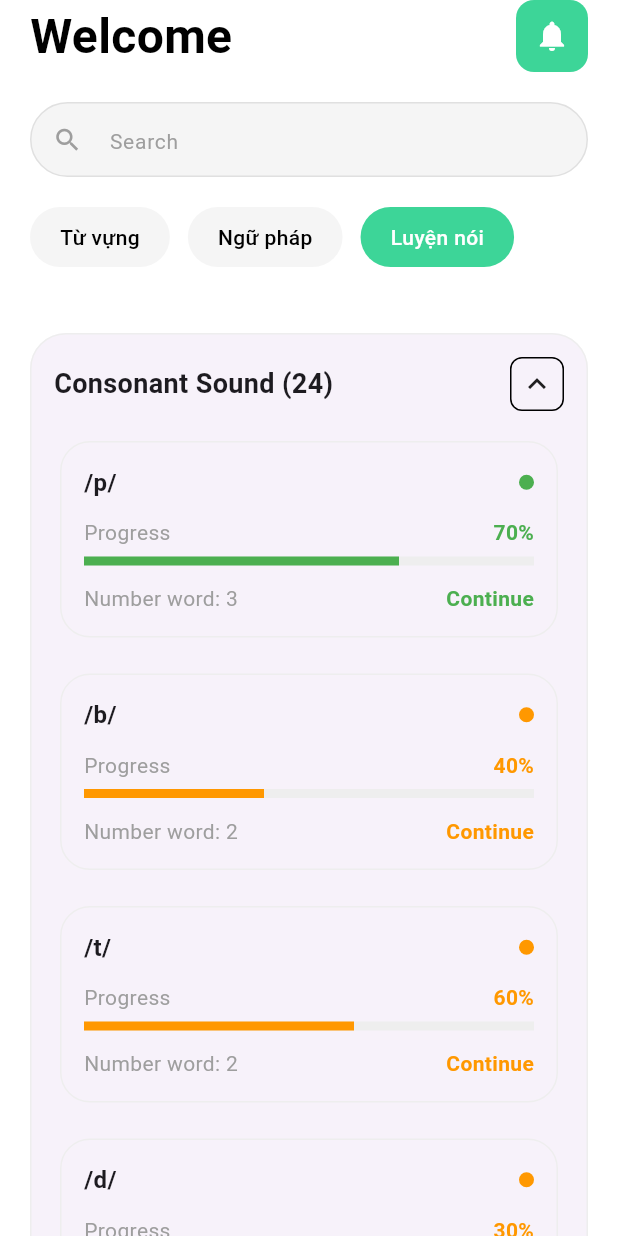
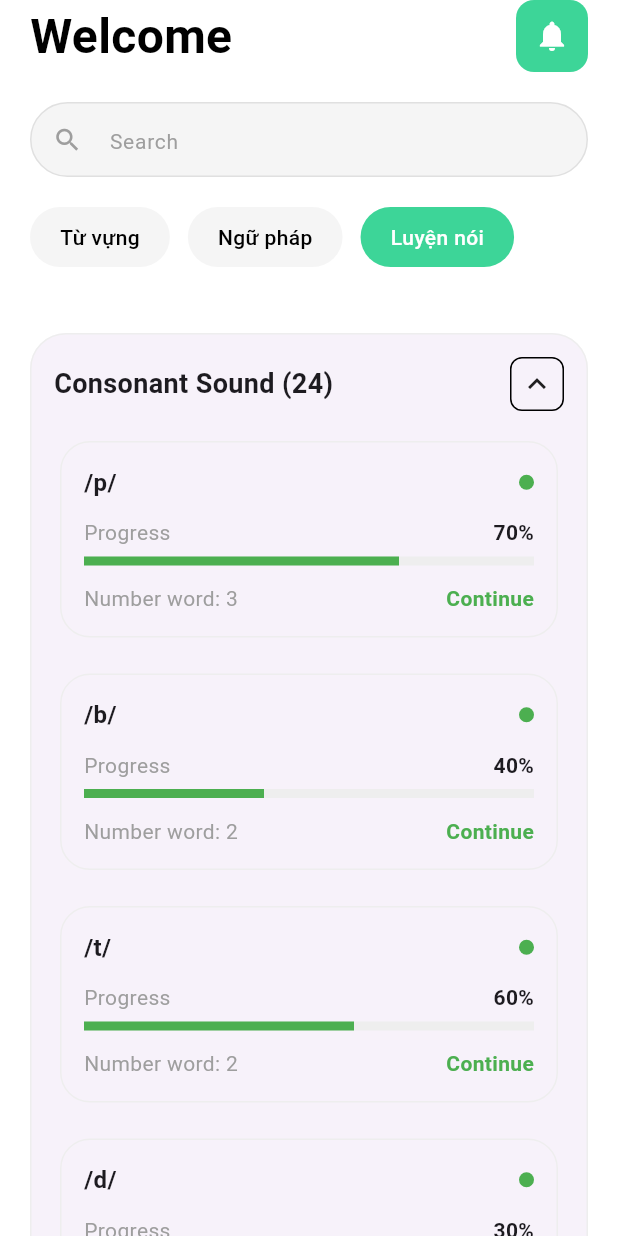
Before and after one commit to Binh1012/E-Learning-Mobile, a Flutter app: the HomeTab screen opened directly, after a tap on "Ngữ pháp", after a tap on "Luyện nói", on a phone screen of 412 x 824 dp. Run offline on Flutter 3.47's test engine with Material 3 defaults, Android fonts, the light colour scheme and no system bars; our stand-ins replace audioplayers, email_validator, image_picker, shared_preferences; accounts and stored records are empty.

Commit message:
MOB-006 speaking screen

```diff
--- a/mobile/lib/screens/speaking_home_screen.dart
+++ b/mobile/lib/screens/speaking_home_screen.dart
@@ -99,11 +99,21 @@ class _SpeakingHomeScreenState extends State<SpeakingHomeScreen> {
 
   /// 🔹 Card chi tiết từng âm (GIỐNG HÌNH)
   Widget _soundCard(Map sound) {
-    final double progress = sound['progress'];
-    final Color color = progressColor(progress);
-
     return Padding(
       padding: const EdgeInsets.only(bottom: 16),
+      child: InkWell(
+        borderRadius: BorderRadius.circular(20),
+        onTap: () {
+          Navigator.push(
+            context,
+            MaterialPageRoute(
+              builder: (_) => SpeakingWordListScreen(
+                soundName: sound['name'],
+                words: sound['words'],
+              ),
+            ),
+          );
+        },
         child: Card(
           elevation: 0,
           shape: RoundedRectangleBorder(
@@ -115,6 +125,7 @@ class _SpeakingHomeScreenState extends State<SpeakingHomeScreen> {
             child: Column(
               crossAxisAlignment: CrossAxisAlignment.start,
               children: [
+                /// Title + status dot
                 Row(
                   children: [
                     Text(
@@ -128,36 +139,44 @@ class _SpeakingHomeScreenState extends State<SpeakingHomeScreen> {
                     Container(
                       width: 10,
                       height: 10,
-                    decoration: BoxDecoration(
-                      color: color,
+                      decoration: const BoxDecoration(
+                        color: Colors.green,
                         shape: BoxShape.circle,
                       ),
                     ),
                   ],
                 ),
+
                 const SizedBox(height: 12),
+
+                /// Progress label
                 Row(
                   children: [
-                  const Text('Progress',
-                      style: TextStyle(color: Colors.grey)),
+                    const Text(
+                      'Progress',
+                      style: TextStyle(color: Colors.grey),
+                    ),
                     const Spacer(),
                     Text(
-                    '${(progress * 100).toInt()}%',
-                    style: TextStyle(
-                      fontWeight: FontWeight.w600,
-                      color: color,
-                    ),
+                      '${(sound['progress'] * 100).toInt()}%',
+                      style: const TextStyle(fontWeight: FontWeight.w600),
                     ),
                   ],
                 ),
+
                 const SizedBox(height: 6),
+
+                /// Progress bar
                 LinearProgressIndicator(
-                value: progress,
+                  value: sound['progress'],
                   backgroundColor: Colors.grey.shade200,
-                color: color,
+                  color: Colors.green,
                   minHeight: 6,
                 ),
+
                 const SizedBox(height: 12),
+
+                /// Footer
                 Row(
                   children: [
                     Text(
@@ -165,10 +184,10 @@ class _SpeakingHomeScreenState extends State<SpeakingHomeScreen> {
                       style: const TextStyle(color: Colors.grey),
                     ),
                     const Spacer(),
-                  Text(
+                    const Text(
                       'Continue',
                       style: TextStyle(
-                      color: color,
+                        color: Colors.green,
                         fontWeight: FontWeight.w600,
                       ),
                     ),
@@ -178,15 +197,7 @@ class _SpeakingHomeScreenState extends State<SpeakingHomeScreen> {
             ),
           ),
         ),
+      ),
     );
   }
 }
-Color progressColor(double progress) {
-  if (progress >= 0.7) {
-    return Colors.green;
-  } else if (progress >= 0.3) {
-    return Colors.orange;
-  } else {
-    return Colors.red;
-  }
-}
```
Lines whose indentation alone changed are shown as unchanged.
